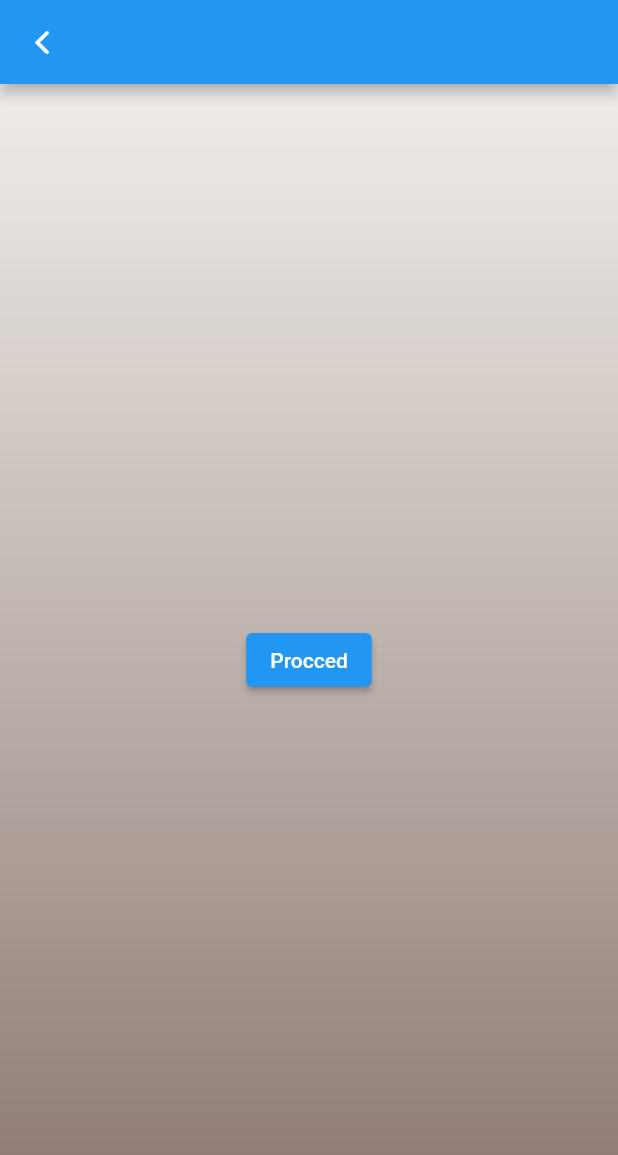
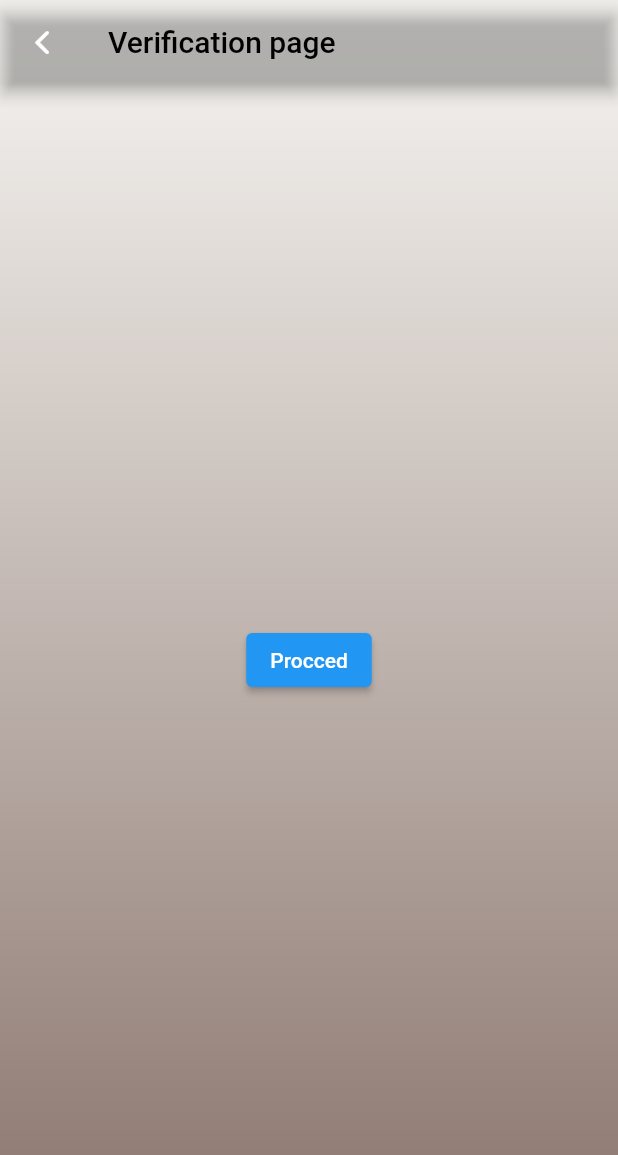
Before and after one commit to koolsirr/Paisa-The-mobile-wallet, a Flutter app: the VerificationPage screen opened by its route, on a phone screen of 412 x 824 dp. Shown: the top 1155 px of the screen. Run offline on Flutter 3.47's test engine with Material 2 defaults, Android fonts, the phone set to English and light mode, and no system bars; our stand-ins replace quickalert.

Commit message:
new changes

```diff
--- a/lib/Screens/NotificationPage.dart
+++ b/lib/Screens/NotificationPage.dart
@@ -14,15 +14,16 @@ class _NotificationPageState extends State<NotificationPage> {
   Widget build(BuildContext context) {
     return Container(
         decoration: const BoxDecoration(
-        image: DecorationImage(image: AssetImage('assets/images/bg.png'),fit: BoxFit.cover)
-      ),
+            image: DecorationImage(
+                image: AssetImage('assets/images/bg.png'), fit: BoxFit.cover)),
         child: Scaffold(
           backgroundColor: Colors.transparent,
           appBar: AppBar(
+            title: const Text('Notification Page',
+                style: TextStyle(color: Colors.black)),
             backgroundColor: Colors.transparent,
             elevation: 0,
-              leading:
-                Builder(
+            leading: Builder(
                 builder: (context) => IconButton(
                     onPressed: () {
                       Navigator.push(
@@ -30,7 +31,10 @@ class _NotificationPageState extends State<NotificationPage> {
                           MaterialPageRoute(
                               builder: (context) => const HomeScreen()));
                     },
-                        icon: Icon(Icons.arrow_back_ios_rounded,color: Colors.black,))),
+                    icon: Icon(
+                      Icons.arrow_back_ios_rounded,
+                      color: Colors.black,
+                    ))),
           ),
         ));
   }
--- a/lib/Screens/VerificationPage.dart
+++ b/lib/Screens/VerificationPage.dart
@@ -33,6 +33,8 @@ class _VerificationPageState extends State<VerificationPage> {
       child: Scaffold(
         backgroundColor: Colors.transparent,
         appBar: AppBar(
+          backgroundColor: Colors.transparent,
+          title: Text('Verification page',style: TextStyle(color: Colors.black),),
           leading: Builder(
               builder: (context) => IconButton(
                   onPressed: () {
```
Lines whose indentation alone changed are shown as unchanged.
